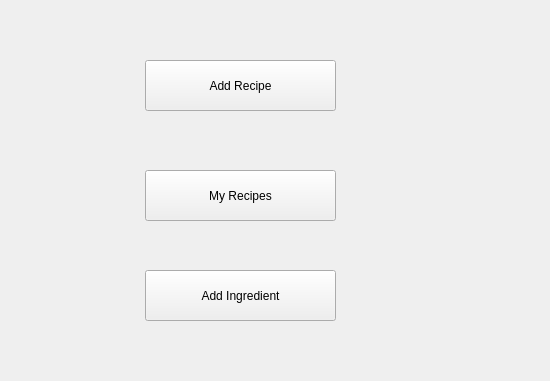
Above: 3_Solution/Client/DummyChefInterface/chefmainwindow.ui from CiocAlexandru/2025_CAM_DummyChef before the change; both pictures show x 1015 to 1565 and y 180 to 561 of the 1565 by 720 pixel window. Below: the same form after it.
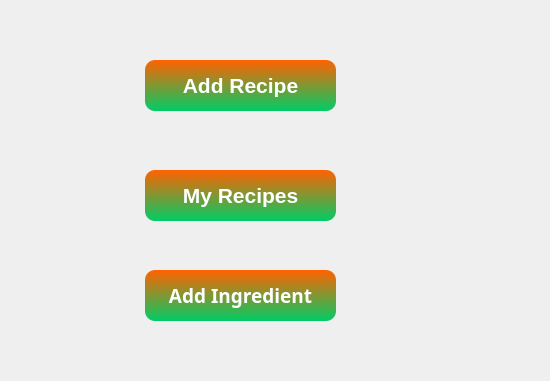
That is the form after the change.

```diff
--- a/3_Solution/Client/DummyChefInterface/chefmainwindow.ui
+++ b/3_Solution/Client/DummyChefInterface/chefmainwindow.ui
@@ -23,6 +23,29 @@
       <height>51</height>
      </rect>
     </property>
+    <property name="styleSheet">
+     <string notr="true">QPushButton {
+    background: qlineargradient(x1:0, y1:0, x2:0, y2:1, stop:0 #FF6200, stop:1 #00CC66);
+    color: #FFFFFF;
+    border-radius: 10px;
+    border: none;
+    padding: 5px;
+    font-family: &quot;Poppins&quot;;
+    font-size: 16pt;
+    font-weight: 600;
+    box-shadow: 2px 2px 5px rgba(0, 0, 0, 0.3);
+}
+
+QPushButton:hover {
+    background: qlineargradient(x1:0, y1:0, x2:0, y2:1, stop:0 #00CC66, stop:1 #FF6200);
+    border: 2px solid #535AEF;
+}
+
+QPushButton:pressed {
+    background: qlineargradient(x1:0, y1:0, x2:0, y2:1, stop:0 #CC4E00, stop:1 #00994C);
+    border: 2px solid #4488CC;
+}</string>
+    </property>
     <property name="text">
      <string>Add Recipe</string>
     </property>
@@ -36,6 +59,29 @@
       <height>51</height>
      </rect>
     </property>
+    <property name="styleSheet">
+     <string notr="true">QPushButton {
+    background: qlineargradient(x1:0, y1:0, x2:0, y2:1, stop:0 #FF6200, stop:1 #00CC66);
+    color: #FFFFFF;
+    border-radius: 10px;
+    border: none;
+    padding: 5px;
+    font-family: &quot;Poppins&quot;;
+    font-size: 16pt;
+    font-weight: 600;
+    box-shadow: 2px 2px 5px rgba(0, 0, 0, 0.3);
+}
+
+QPushButton:hover {
+    background: qlineargradient(x1:0, y1:0, x2:0, y2:1, stop:0 #00CC66, stop:1 #FF6200);
+    border: 2px solid #535AEF;
+}
+
+QPushButton:pressed {
+    background: qlineargradient(x1:0, y1:0, x2:0, y2:1, stop:0 #CC4E00, stop:1 #00994C);
+    border: 2px solid #4488CC;
+}</string>
+    </property>
     <property name="text">
      <string>My Recipes</string>
     </property>
@@ -49,6 +95,36 @@
       <height>51</height>
      </rect>
     </property>
+    <property name="font">
+     <font>
+      <family>Poppins</family>
+      <pointsize>14</pointsize>
+      <fontweight>DemiBold</fontweight>
+     </font>
+    </property>
+    <property name="styleSheet">
+     <string notr="true">QPushButton {
+    background: qlineargradient(x1:0, y1:0, x2:0, y2:1, stop:0 #FF6200, stop:1 #00CC66);
+    color: #FFFFFF;
+    border-radius: 10px;
+    border: none;
+    padding: 5px;
+    font-family: &quot;Poppins&quot;;
+    font-size: 14pt;
+    font-weight: 600;
+    box-shadow: 2px 2px 5px rgba(0, 0, 0, 0.3);
+}
+
+QPushButton:hover {
+    background: qlineargradient(x1:0, y1:0, x2:0, y2:1, stop:0 #00CC66, stop:1 #FF6200);
+    border: 2px solid #535AEF;
+}
+
+QPushButton:pressed {
+    background: qlineargradient(x1:0, y1:0, x2:0, y2:1, stop:0 #CC4E00, stop:1 #00994C);
+    border: 2px solid #4488CC;
+}</string>
+    </property>
     <property name="text">
      <string>Add Ingredient</string>
     </property>
```
